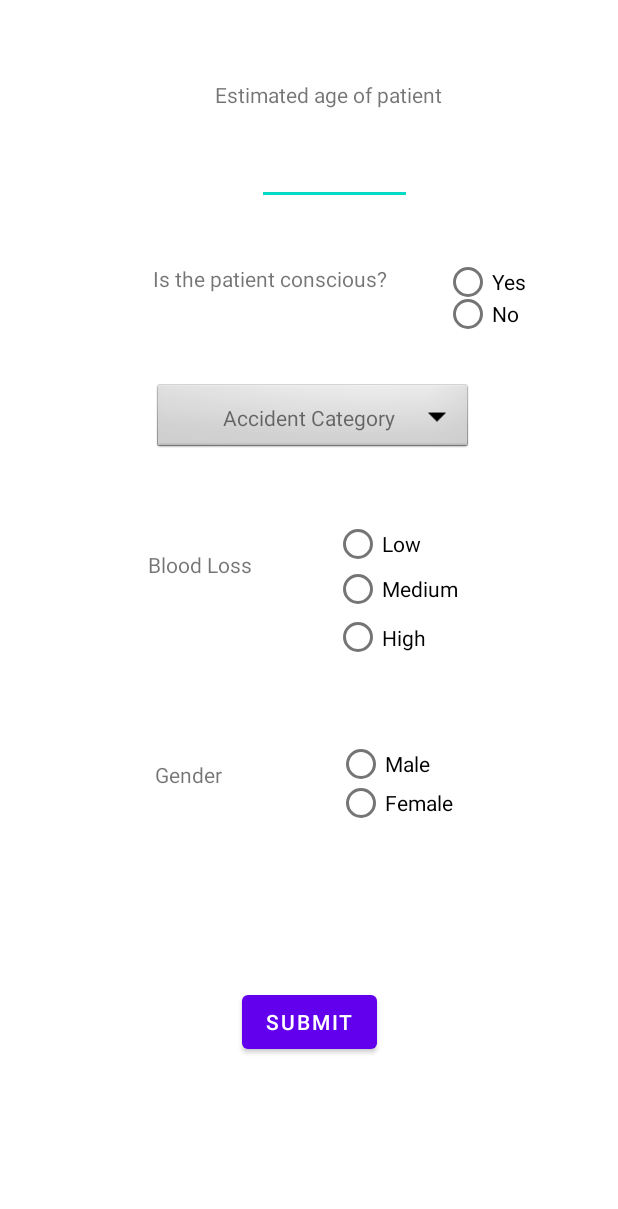
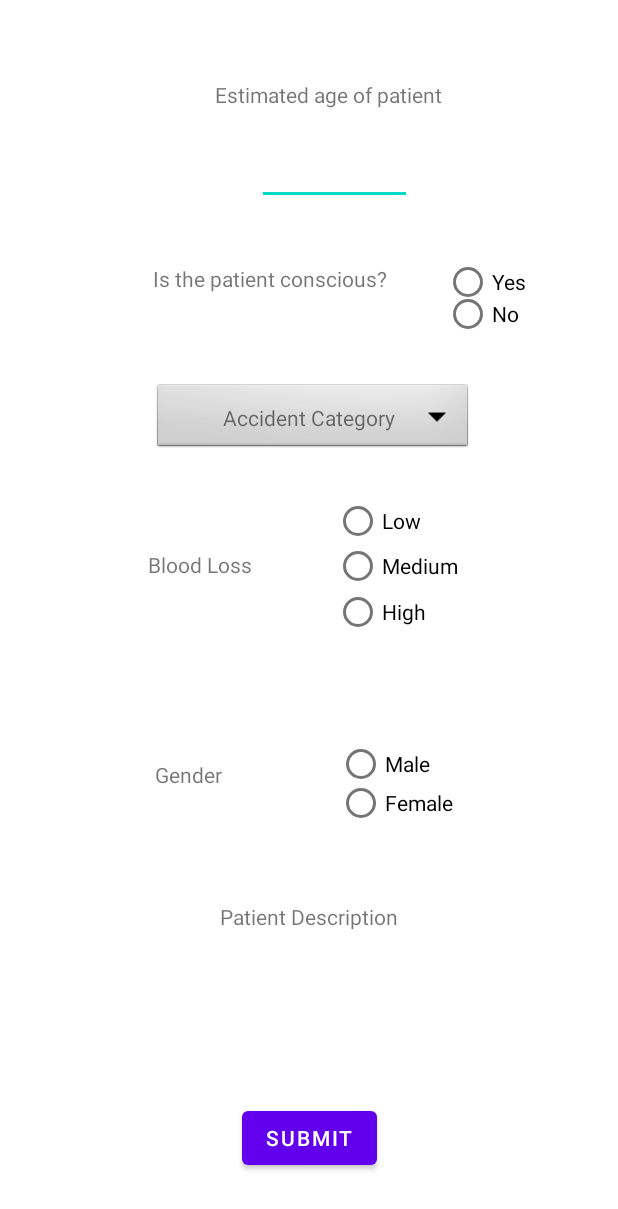
Before and after one commit to Sneha421/SLAC-2020, an Android app: the layout activity_home.xml on its own in the app's theme, with its tools: preview values and no code run, on a phone screen of 412 x 824 dp. Shown: the top 1209 px of the screen. Run offline under Robolectric (Android 15) with nearby library versions, the light colour scheme and no system bars.

Commit message:
New Android
Signed-off-by: Sneha B <snehabalaji74@gmail.com>

```diff
--- a/Medify/app/src/main/java/com/example/medify/HomeActivity.java
+++ b/Medify/app/src/main/java/com/example/medify/HomeActivity.java
@@ -11,8 +11,7 @@
 
 public class HomeActivity extends AppCompatActivity {
     Button btnSubmit;
-    FirebaseAuth mFirebaseAuth;
-    private FirebaseAuth.AuthStateListener mAuthStateListener;
+
 
     @Override
     protected void onCreate(Bundle savedInstanceState) {
@@ -22,9 +21,7 @@
 
         btnSubmit.setOnClickListener(new View.OnClickListener() {
             @Override
-            public void onClick(View v) {
-                FirebaseAuth.getInstance().signOut();
-                startActivity(new Intent(HomeActivity.this,LoginActivity.class));
+            public void onClick(View view) {
             }
         });
     }
--- a/Medify/app/src/main/java/com/example/medify/LoginActivity.java
+++ b/Medify/app/src/main/java/com/example/medify/LoginActivity.java
@@ -21,7 +21,7 @@
 public class LoginActivity extends AppCompatActivity {
     EditText emailId, password;
     Button btnSignIn;
-    TextView tvSignUp;
+
     FirebaseAuth mFirebaseAuth;
     private FirebaseAuth.AuthStateListener mAuthStateListener;
 
@@ -40,13 +40,12 @@
             @Override
             public void onAuthStateChanged(@NonNull FirebaseAuth firebaseAuth) {
                 FirebaseUser mFirebaseUser = mFirebaseAuth.getCurrentUser();
-                if( mFirebaseUser != null ){
-                    Toast.makeText(LoginActivity.this,"You are logged in",Toast.LENGTH_SHORT).show();
+                if (mFirebaseUser != null) {
+                    Toast.makeText(LoginActivity.this, "You are logged in", Toast.LENGTH_SHORT).show();
                     Intent i = new Intent(LoginActivity.this, HomeActivity.class);
                     startActivity(i);
-                }
-                else{
-                    Toast.makeText(LoginActivity.this,"Please Login",Toast.LENGTH_SHORT).show();
+                } else {
+                    Toast.makeText(LoginActivity.this, "Please Login", Toast.LENGTH_SHORT).show();
                 }
             }
         };
@@ -56,50 +55,46 @@
             public void onClick(View v) {
                 String email = emailId.getText().toString();
                 String pwd = password.getText().toString();
-                if(email.isEmpty()){
+                if (email.isEmpty()) {
                     emailId.setError("Please enter email id");
                     emailId.requestFocus();
-                }
-                else  if(pwd.isEmpty()){
+                } else if (pwd.isEmpty()) {
                     password.setError("Please enter your password");
                     password.requestFocus();
-                }
-                else  if(email.isEmpty() && pwd.isEmpty()){
-                    Toast.makeText(LoginActivity.this,"Fields Are Empty!",Toast.LENGTH_SHORT).show();
-                }
-                else  if(!(email.isEmpty() && pwd.isEmpty())){
+                } else if (email.isEmpty() && pwd.isEmpty()) {
+                    Toast.makeText(LoginActivity.this, "Fields Are Empty!", Toast.LENGTH_SHORT).show();
+                } else if (!(email.isEmpty() && pwd.isEmpty())) {
                     mFirebaseAuth.signInWithEmailAndPassword(email, pwd).addOnCompleteListener(LoginActivity.this, new OnCompleteListener<AuthResult>() {
                         @Override
                         public void onComplete(@NonNull Task<AuthResult> task) {
-                            if(!task.isSuccessful()){
-                                Toast.makeText(LoginActivity.this,"Login Error, Please Login Again",Toast.LENGTH_SHORT).show();
-                            }
-                            else{
-                                Intent intToHome = new Intent(LoginActivity.this,HomeActivity.class);
+                            if (!task.isSuccessful()) {
+                                Toast.makeText(LoginActivity.this, "Login Error, Please Login Again", Toast.LENGTH_SHORT).show();
+                            } else {
+                                Intent intToHome = new Intent(LoginActivity.this, HomeActivity.class);
                                 startActivity(intToHome);
                             }
                         }
                     });
-                }
-                else{
-                    Toast.makeText(LoginActivity.this,"Error Occurred!",Toast.LENGTH_SHORT).show();
+                } else {
+                    Toast.makeText(LoginActivity.this, "Error Occurred!", Toast.LENGTH_SHORT).show();
 
                 }
 
             }
         });
 
-        tvSignUp.setOnClickListener(new View.OnClickListener() {
+/*        tvSignUp.setOnClickListener(new View.OnClickListener() {
             @Override
             public void onClick(View v) {
               startActivity(new Intent(LoginActivity.this,SignUpActivity.class));
             }
         });
-    }
+    }*/
 
-    @Override
-    protected void onStart() {
-        super.onStart();
-        mFirebaseAuth.addAuthStateListener(mAuthStateListener);
+       /* @Override
+        protected void onStart () {
+            super.onStart();
+            mFirebaseAuth.addAuthStateListener(mAuthStateListener);
+        }*/
     }
 }
--- a/Medify/app/src/main/res/layout/activity_home.xml
+++ b/Medify/app/src/main/res/layout/activity_home.xml
@@ -112,7 +112,7 @@
         app:layout_constraintHorizontal_bias="0.752"
         app:layout_constraintStart_toStartOf="parent"
         app:layout_constraintTop_toTopOf="parent"
-        app:layout_constraintVertical_bias="0.476">
+        app:layout_constraintVertical_bias="0.455">
 
         <RadioButton
             android:id="@+id/radioButton3"
@@ -129,7 +129,7 @@
         <RadioButton
             android:id="@+id/radioButton5"
             android:layout_width="match_parent"
-            android:layout_height="35dp"
+            android:layout_height="31dp"
             android:text="High" />
     </RadioGroup>
 
@@ -177,5 +177,27 @@
         app:layout_constraintEnd_toEndOf="parent"
         app:layout_constraintStart_toStartOf="parent"
         app:layout_constraintTop_toTopOf="parent"
-        app:layout_constraintVertical_bias="0.847" />
+        app:layout_constraintVertical_bias="0.947" />
+
+    <TextView
+        android:id="@+id/textView3"
+        android:layout_width="wrap_content"
+        android:layout_height="wrap_content"
+        android:text="Patient Description"
+        app:layout_constraintBottom_toBottomOf="parent"
+        app:layout_constraintEnd_toEndOf="parent"
+        app:layout_constraintStart_toStartOf="parent"
+        app:layout_constraintTop_toTopOf="parent"
+        app:layout_constraintVertical_bias="0.747" />
+
+    <com.google.android.material.textfield.TextInputLayout
+        android:layout_width="match_parent"
+        android:layout_height="wrap_content"
+        app:layout_constraintBottom_toBottomOf="parent"
+        app:layout_constraintEnd_toEndOf="parent"
+        app:layout_constraintHorizontal_bias="0.0"
+        app:layout_constraintStart_toStartOf="parent"
+        app:layout_constraintTop_toTopOf="parent"
+        app:layout_constraintVertical_bias="0.86" />
+
 </androidx.constraintlayout.widget.ConstraintLayout>
```
